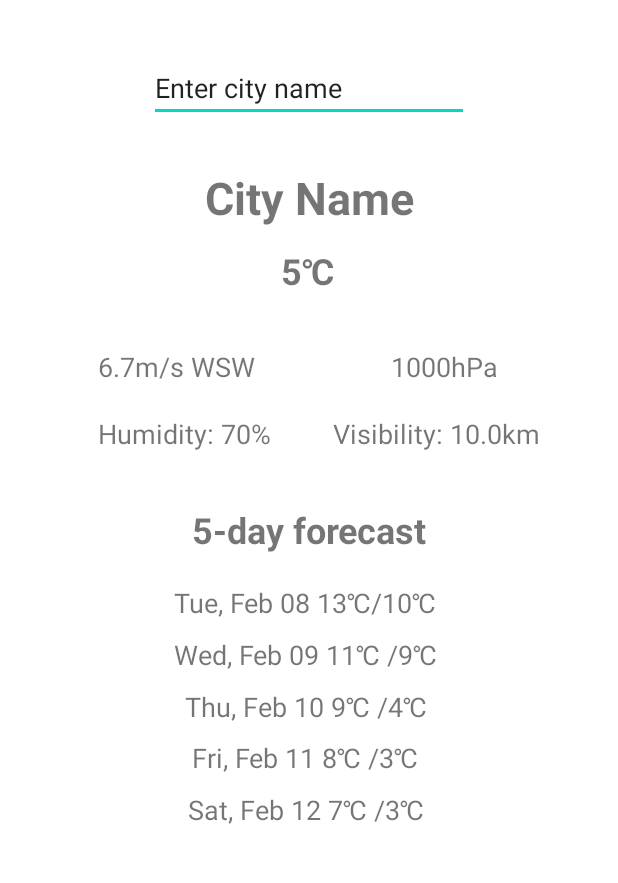
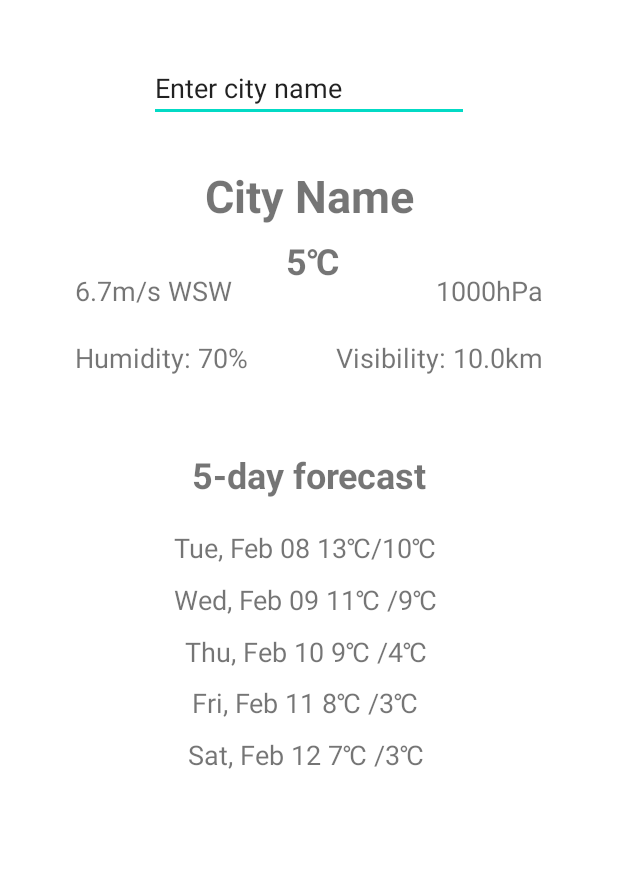
Before and after one commit to kozluck/WeatherApp, an Android app: the screen it shows after launch (MainActivity), on a phone screen of 412 x 824 dp, the part 264-1147 px from its top. Run offline under Robolectric (Android 15) with nearby library versions, the phone set to English and light mode, and no system bars.

```diff
--- a/app/src/main/java/com/example/weatherapp/MainActivity.java
+++ b/app/src/main/java/com/example/weatherapp/MainActivity.java
@@ -25,7 +25,7 @@ public class MainActivity extends AppCompatActivity {
             boolean handled = false;
             if (id == EditorInfo.IME_ACTION_DONE) {
                 DataHandler dataHandler = new DataHandler();
-                handled = dataHandler.setData(v.getText().toString(),getApplicationContext());
+                handled = dataHandler.setData(v.getText().toString(),this);
             }
             return handled;
         });
--- a/app/src/main/res/layout/activity_main.xml
+++ b/app/src/main/res/layout/activity_main.xml
@@ -5,7 +5,7 @@
         xmlns:app="http://schemas.android.com/apk/res-auto"
         android:layout_width="match_parent"
         android:layout_height="match_parent"
-        tools:context=".MainActivity" android:id="@+id/cityNameTextView">
+        tools:context=".MainActivity" android:id="@+id/city">
     <TextView
             android:text="Sat, Feb 12 7℃ /3℃ "
             android:layout_width="wrap_content"
@@ -38,27 +38,42 @@
             app:layout_constraintTop_toBottomOf="@+id/FirstDayData"
             app:layout_constraintEnd_toEndOf="parent" app:layout_constraintStart_toStartOf="parent"
     />
+
     <TextView
+        android:id="@+id/visibility"
+        android:layout_width="wrap_content"
+        android:layout_height="wrap_content"
+        android:layout_marginTop="20dp"
+        android:layout_marginEnd="50dp"
         android:text="Visibility: 10.0km"
+        android:textSize="18sp"
+        app:layout_constraintEnd_toEndOf="parent"
+        app:layout_constraintTop_toBottomOf="@+id/pressure" />
+
+    <TextView
+        android:id="@+id/humidity"
         android:layout_width="wrap_content"
-            android:layout_height="wrap_content" android:id="@+id/visibility"
-            android:textSize="18sp" android:layout_marginEnd="52dp" app:layout_constraintEnd_toEndOf="parent"
-            android:layout_marginTop="20dp" app:layout_constraintTop_toBottomOf="@+id/pressure"/>
+        android:layout_height="wrap_content"
+        android:layout_marginStart="50dp"
+        android:layout_marginTop="20dp"
+        android:text="Humidity: 70%"
+        android:textSize="18sp"
+        app:layout_constraintStart_toStartOf="parent"
+        app:layout_constraintTop_toBottomOf="@+id/wind" />
+
     <TextView
-            android:text="Humidity: 70%"
+        android:id="@+id/Title"
         android:layout_width="wrap_content"
-            android:layout_height="wrap_content" android:id="@+id/humidity"
-            app:layout_constraintStart_toStartOf="parent" android:layout_marginStart="65dp"
-            android:textSize="18sp" android:layout_marginTop="20dp"
-            app:layout_constraintTop_toBottomOf="@+id/wind"/>
-    <TextView
+        android:layout_height="50dp"
+        android:layout_marginTop="70dp"
         android:text="WeatherApp"
-            android:layout_width="wrap_content"
-            android:layout_height="50dp" android:id="@+id/Title"
+        android:textColor="#009688"
+        android:textSize="36sp"
+        android:textStyle="bold"
         app:layout_constraintEnd_toEndOf="parent"
-            app:layout_constraintStart_toStartOf="parent" app:layout_constraintTop_toTopOf="parent"
-            android:layout_marginTop="70dp" android:textColor="#009688" android:textSize="36sp"
-            app:layout_constraintHorizontal_bias="0.497" android:textStyle="bold"/>
+        app:layout_constraintHorizontal_bias="0.497"
+        app:layout_constraintStart_toStartOf="parent"
+        app:layout_constraintTop_toTopOf="parent" />
     <EditText
             android:layout_width="wrap_content"
             android:layout_height="wrap_content"
@@ -70,42 +85,65 @@
             app:layout_constraintTop_toBottomOf="@+id/Title" app:layout_constraintStart_toStartOf="parent"
             app:layout_constraintEnd_toEndOf="parent"
             android:imeOptions="actionDone"/>
+
     <TextView
-            android:text="City Name"
-            android:layout_width="wrap_content"
-            android:layout_height="wrap_content" android:id="@+id/textView3"
-            android:layout_marginTop="30dp"
-            app:layout_constraintTop_toBottomOf="@+id/cityName" app:layout_constraintStart_toStartOf="parent"
-            app:layout_constraintEnd_toEndOf="parent" android:textSize="30sp" android:textStyle="bold"/>
-    <TextView
-            android:text="5℃"
+        android:id="@+id/cityTV"
         android:layout_width="wrap_content"
         android:layout_height="wrap_content"
-            android:layout_marginTop="12dp"
-            app:layout_constraintTop_toBottomOf="@+id/textView3" app:layout_constraintStart_toStartOf="parent"
-            app:layout_constraintEnd_toEndOf="parent" android:textSize="24sp"
-            app:layout_constraintHorizontal_bias="0.498" android:id="@+id/temperature" android:textStyle="bold"/>
+        android:layout_marginTop="110dp"
+        android:text="City Name"
+        android:textSize="30sp"
+        android:textStyle="bold"
+        app:layout_constraintEnd_toEndOf="parent"
+        app:layout_constraintStart_toStartOf="parent"
+        app:layout_constraintTop_toBottomOf="@+id/Title" />
+
     <TextView
+        android:id="@+id/temperature"
+        android:layout_width="wrap_content"
+        android:layout_height="wrap_content"
+        android:layout_marginTop="76dp"
+        android:text="5℃"
+        android:textSize="24sp"
+        android:textStyle="bold"
+        app:layout_constraintEnd_toEndOf="parent"
+        app:layout_constraintHorizontal_bias="0.507"
+        app:layout_constraintStart_toStartOf="parent"
+        app:layout_constraintTop_toBottomOf="@+id/cityName" />
+
+    <TextView
+        android:id="@+id/wind"
+        android:layout_width="wrap_content"
+        android:layout_height="wrap_content"
+        android:layout_marginStart="50dp"
+        android:layout_marginTop="100dp"
         android:text="6.7m/s WSW"
+        android:textSize="18sp"
+        app:layout_constraintStart_toStartOf="parent"
+        app:layout_constraintTop_toBottomOf="@+id/cityName" />
+
+    <TextView
+        android:id="@+id/pressure"
         android:layout_width="wrap_content"
-            android:layout_height="wrap_content" android:id="@+id/wind"
-            app:layout_constraintStart_toStartOf="parent" android:layout_marginStart="65dp"
-            android:layout_marginTop="80dp" app:layout_constraintTop_toBottomOf="@+id/textView3"
-            android:textSize="18sp"/>
+        android:layout_height="wrap_content"
+        android:layout_marginTop="100dp"
+        android:layout_marginEnd="50dp"
+        android:text="1000hPa"
+        android:textSize="18sp"
+        app:layout_constraintEnd_toEndOf="parent"
+        app:layout_constraintTop_toBottomOf="@+id/cityName" />
+
     <TextView
-            android:text="1000hPa"
+        android:id="@+id/textView9"
         android:layout_width="wrap_content"
-            android:layout_height="wrap_content" android:id="@+id/pressure"
-            android:layout_marginTop="80dp" app:layout_constraintTop_toBottomOf="@+id/textView3"
-            android:textSize="18sp" android:layout_marginEnd="80dp" app:layout_constraintEnd_toEndOf="parent"/>
-    <TextView
+        android:layout_height="wrap_content"
+        android:layout_marginTop="110dp"
         android:text="5-day forecast"
-            android:layout_width="wrap_content"
-            android:layout_height="wrap_content" android:id="@+id/textView9"
-            android:layout_marginTop="140dp"
-            app:layout_constraintTop_toBottomOf="@+id/temperature"
-            app:layout_constraintEnd_toEndOf="parent" app:layout_constraintStart_toStartOf="parent"
-            android:textSize="24sp" android:textStyle="bold"/>
+        android:textSize="24sp"
+        android:textStyle="bold"
+        app:layout_constraintEnd_toEndOf="parent"
+        app:layout_constraintStart_toStartOf="parent"
+        app:layout_constraintTop_toBottomOf="@+id/temperature" />
     <TextView
             android:text="Tue, Feb 08 13℃/10℃ "
             android:layout_width="wrap_content"
```
Also changed, not shown: app/src/main/java/com/example/weatherapp/DataHandler.java (+16 -18 lines), app/src/main/java/com/example/weatherapp/ViewHandler.java (added, +39 -0 lines). Lines whose indentation alone changed are shown as unchanged.
